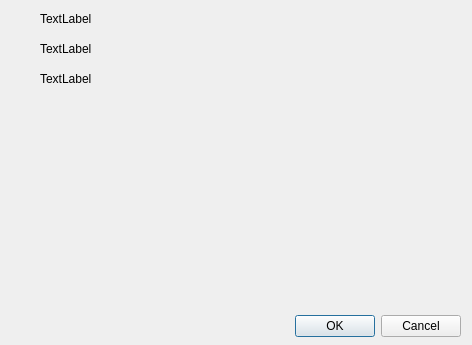
The window that settingsdialog.ui (loki1368/simplelib) describes before a commit, drawn with Qt 5.
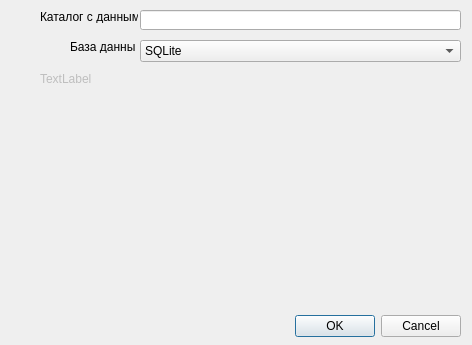
The same window after the commit.

The edit to the form file:
```diff
--- a/settingsdialog.ui
+++ b/settingsdialog.ui
@@ -34,28 +34,31 @@
     <rect>
      <x>40</x>
      <y>10</y>
-     <width>73</width>
-     <height>18</height>
+     <width>98</width>
+     <height>13</height>
     </rect>
    </property>
    <property name="text">
-    <string>TextLabel</string>
+    <string>Каталог с данными</string>
    </property>
   </widget>
   <widget class="QLabel" name="label_2">
    <property name="geometry">
     <rect>
-     <x>40</x>
+     <x>70</x>
      <y>40</y>
-     <width>73</width>
-     <height>18</height>
+     <width>65</width>
+     <height>13</height>
     </rect>
    </property>
    <property name="text">
-    <string>TextLabel</string>
+    <string>База данных</string>
    </property>
   </widget>
   <widget class="QLabel" name="label_3">
+   <property name="enabled">
+    <bool>false</bool>
+   </property>
    <property name="geometry">
     <rect>
      <x>40</x>
@@ -68,6 +71,39 @@
     <string>TextLabel</string>
    </property>
   </widget>
+  <widget class="QComboBox" name="comboBox">
+   <property name="geometry">
+    <rect>
+     <x>140</x>
+     <y>40</y>
+     <width>321</width>
+     <height>22</height>
+    </rect>
+   </property>
+   <property name="currentIndex">
+    <number>1</number>
+   </property>
+   <item>
+    <property name="text">
+     <string>MySQL</string>
+    </property>
+   </item>
+   <item>
+    <property name="text">
+     <string>SQLite</string>
+    </property>
+   </item>
+  </widget>
+  <widget class="QLineEdit" name="lineEdit">
+   <property name="geometry">
+    <rect>
+     <x>140</x>
+     <y>10</y>
+     <width>321</width>
+     <height>20</height>
+    </rect>
+   </property>
+  </widget>
  </widget>
  <resources/>
  <connections>
```
